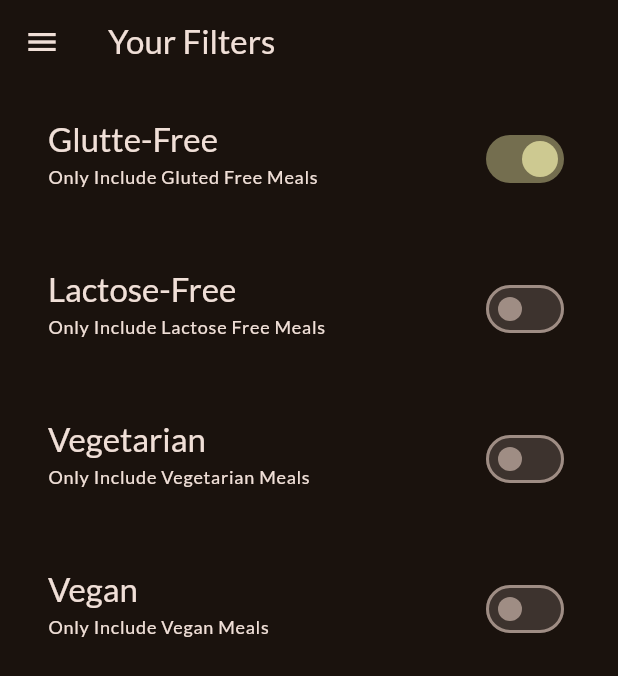
After one commit to ikhsanmuhamad22/flutter_mealsapp, a Flutter app: the FilterScreen screen opened directly, after a tap on "Glutte-Free", on a phone screen of 412 x 824 dp. The commit adds this screen. Shown: the top 676 px of the screen. Run offline on Flutter 3.47's test engine with Material 3 defaults, Android fonts, the phone set to English and light mode, and no system bars; our stand-ins replace google_fonts, transparent_image.

Commit message:
add: filter screen

```diff
--- /dev/null
+++ b/lib/screens/filter_screen.dart
@@ -0,0 +1,123 @@
+import 'package:flutter/material.dart';
+import 'package:meals_app/screens/tabs_screen.dart';
+import 'package:meals_app/widget/main_drawer.dart';
+
+class FilterScreen extends StatefulWidget {
+  const FilterScreen({super.key});
+
+  @override
+  State<StatefulWidget> createState() {
+    return _FilterScreenState();
+  }
+}
+
+class _FilterScreenState extends State<FilterScreen> {
+  var _glutenFreeFilterSet = false;
+  var _lactoseFreeFilterSet = false;
+  var _vegetarianFilterSet = false;
+  var _veganFilterSet = false;
+
+  @override
+  Widget build(BuildContext context) {
+    return Scaffold(
+      drawer: MainDrawer(
+        onSelectScreen: (identifier) {
+          Navigator.of(context).pop();
+
+          if (identifier == 'meals') {
+            Navigator.of(context).pushReplacement(MaterialPageRoute(
+              builder: (context) => TabsScreen(),
+            ));
+          }
+        },
+      ),
+      appBar: AppBar(
+        title: Text('Your Filters'),
+      ),
+      body: Column(
+        children: [
+          SwitchListTile(
+            value: _glutenFreeFilterSet,
+            onChanged: (isChecked) {
+              setState(() {
+                _glutenFreeFilterSet = isChecked;
+              });
+            },
+            title: Text(
+              'Glutte-Free',
+              style: Theme.of(context)
+                  .textTheme
+                  .titleLarge!
+                  .copyWith(color: Theme.of(context).colorScheme.onBackground),
+            ),
+            subtitle: Text('Only Include Gluted Free Meals',
+                style: Theme.of(context).textTheme.labelMedium!.copyWith(
+                    color: Theme.of(context).colorScheme.onBackground)),
+            activeColor: Theme.of(context).colorScheme.tertiary,
+            contentPadding: EdgeInsets.symmetric(vertical: 14, horizontal: 32),
+          ),
+          SwitchListTile(
+            value: _lactoseFreeFilterSet,
+            onChanged: (isChecked) {
+              setState(() {
+                _lactoseFreeFilterSet = isChecked;
+              });
+            },
+            title: Text(
+              'Lactose-Free',
+              style: Theme.of(context)
+                  .textTheme
+                  .titleLarge!
+                  .copyWith(color: Theme.of(context).colorScheme.onBackground),
+            ),
+            subtitle: Text('Only Include Lactose Free Meals',
+                style: Theme.of(context).textTheme.labelMedium!.copyWith(
+                    color: Theme.of(context).colorScheme.onBackground)),
+            activeColor: Theme.of(context).colorScheme.tertiary,
+            contentPadding: EdgeInsets.symmetric(vertical: 14, horizontal: 32),
+          ),
+          SwitchListTile(
+            value: _vegetarianFilterSet,
+            onChanged: (isChecked) {
+              setState(() {
+                _vegetarianFilterSet = isChecked;
+              });
+            },
+            title: Text(
+              'Vegetarian',
+              style: Theme.of(context)
+                  .textTheme
+                  .titleLarge!
+                  .copyWith(color: Theme.of(context).colorScheme.onBackground),
+            ),
+            subtitle: Text('Only Include Vegetarian Meals',
+                style: Theme.of(context).textTheme.labelMedium!.copyWith(
+                    color: Theme.of(context).colorScheme.onBackground)),
+            activeColor: Theme.of(context).colorScheme.tertiary,
+            contentPadding: EdgeInsets.symmetric(vertical: 14, horizontal: 32),
+          ),
+          SwitchListTile(
+            value: _veganFilterSet,
+            onChanged: (isChecked) {
+              setState(() {
+                _veganFilterSet = isChecked;
+              });
+            },
+            title: Text(
+              'Vegan',
+              style: Theme.of(context)
+                  .textTheme
+                  .titleLarge!
+                  .copyWith(color: Theme.of(context).colorScheme.onBackground),
+            ),
+            subtitle: Text('Only Include Vegan Meals',
+                style: Theme.of(context).textTheme.labelMedium!.copyWith(
+                    color: Theme.of(context).colorScheme.onBackground)),
+            activeColor: Theme.of(context).colorScheme.tertiary,
+            contentPadding: EdgeInsets.symmetric(vertical: 14, horizontal: 32),
+          )
+        ],
+      ),
+    );
+  }
+}
--- a/lib/screens/meal_detail_screen.dart
+++ b/lib/screens/meal_detail_screen.dart
@@ -44,7 +44,7 @@ class MealDetailScreen extends StatelessWidget {
               Text(
                 ingredient,
                 style: Theme.of(context).textTheme.titleMedium!.copyWith(
-                    color: Theme.of(context).colorScheme.onBackground),
+                    color: Theme.of(context).colorScheme.onSurface),
               ),
             SizedBox(height: 24),
             Text(
@@ -61,7 +61,7 @@ class MealDetailScreen extends StatelessWidget {
                   textAlign: TextAlign.center,
                   step,
                   style: Theme.of(context).textTheme.titleMedium!.copyWith(
-                      color: Theme.of(context).colorScheme.onBackground),
+                      color: Theme.of(context).colorScheme.onSurface),
                 ),
               ),
           ],
--- a/lib/screens/tabs_screen.dart
+++ b/lib/screens/tabs_screen.dart
@@ -1,6 +1,7 @@
 import 'package:flutter/material.dart';
 import 'package:meals_app/models/meal.dart';
 import 'package:meals_app/screens/categories_screen.dart';
+import 'package:meals_app/screens/filter_screen.dart';
 import 'package:meals_app/screens/meals_screen.dart';
 import 'package:meals_app/widget/main_drawer.dart';
 
@@ -45,6 +46,16 @@ class _TabsScreenState extends State<TabsScreen> {
     });
   }
 
+  void _selectScreen(String identifier) {
+    Navigator.of(context).pop();
+
+    if (identifier == 'filter') {
+      Navigator.of(context).pushReplacement(MaterialPageRoute(
+        builder: (context) => FilterScreen(),
+      ));
+    }
+  }
+
   @override
   Widget build(BuildContext context) {
     Widget activePage = CategoriesScreen(
@@ -61,7 +72,9 @@ class _TabsScreenState extends State<TabsScreen> {
     }
 
     return Scaffold(
-      drawer: MainDrawer(),
+      drawer: MainDrawer(
+        onSelectScreen: _selectScreen,
+      ),
       appBar: AppBar(
         title: Text(activePageTitle),
       ),
--- a/lib/widget/main_drawer.dart
+++ b/lib/widget/main_drawer.dart
@@ -1,7 +1,9 @@
 import 'package:flutter/material.dart';
 
 class MainDrawer extends StatelessWidget {
-  const MainDrawer({super.key});
+  const MainDrawer({super.key, required this.onSelectScreen});
+
+  final void Function(String identifier) onSelectScreen;
   @override
   Widget build(BuildContext context) {
     return Drawer(
@@ -25,7 +27,7 @@ class MainDrawer extends StatelessWidget {
                 Text(
                   'Cooking up',
                   style: Theme.of(context).textTheme.titleLarge!.copyWith(
-                      color: Theme.of(context).colorScheme.onBackground,
+                      color: Theme.of(context).colorScheme.onSurface,
                       fontSize: 24),
                 )
               ],
@@ -35,21 +37,23 @@ class MainDrawer extends StatelessWidget {
             title: Text(
               'Meals',
               style: Theme.of(context).textTheme.titleSmall!.copyWith(
-                  color: Theme.of(context).colorScheme.onBackground,
+                  color: Theme.of(context).colorScheme.onSurface,
                   fontSize: 24),
             ),
             leading: Icon(Icons.restaurant,
-                size: 24, color: Theme.of(context).colorScheme.onBackground),
+                size: 24, color: Theme.of(context).colorScheme.onSurface),
+            onTap: () => onSelectScreen('meals'),
           ),
           ListTile(
             title: Text(
               'Filters',
               style: Theme.of(context).textTheme.titleSmall!.copyWith(
-                  color: Theme.of(context).colorScheme.onBackground,
+                  color: Theme.of(context).colorScheme.onSurface,
                   fontSize: 24),
             ),
             leading: Icon(Icons.filter_1,
-                size: 24, color: Theme.of(context).colorScheme.onBackground),
+                size: 24, color: Theme.of(context).colorScheme.onSurface),
+            onTap: () => onSelectScreen('filter'),
           )
         ],
       ),
```
